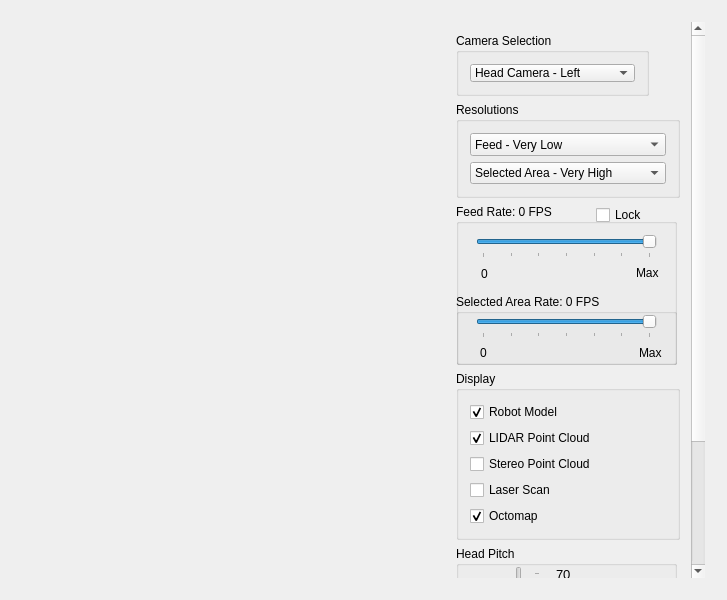
Before: the Qt Designer form vigir_ocs_camera_viewer_custom/src/ui/camera_viewer_custom_widget.ui in team-vigir/vigir_ocs_common, drawn with Qt 5.
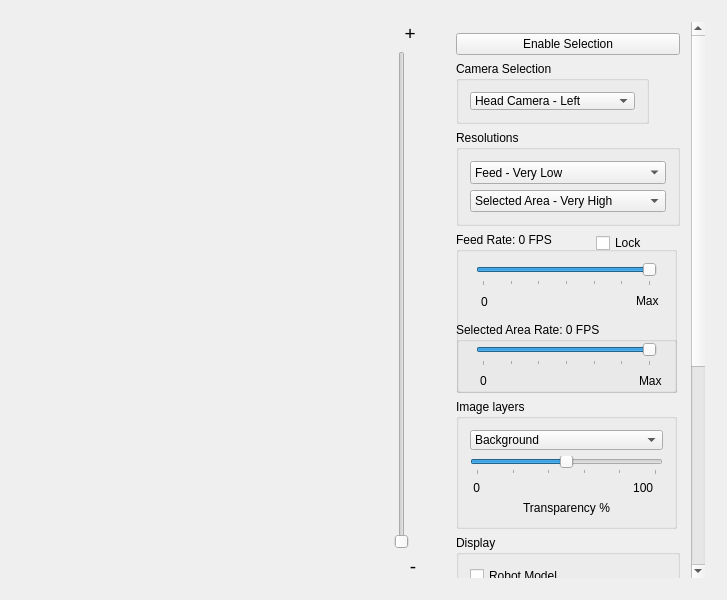
After: the same form once the commit is applied. Custom widgets are drawn as their Qt base class.

Commit message: Camera display shows camera information now and images have position/transparency options

```diff
--- a/vigir_ocs_camera_viewer_custom/src/ui/camera_viewer_custom_widget.ui
+++ b/vigir_ocs_camera_viewer_custom/src/ui/camera_viewer_custom_widget.ui
@@ -48,6 +48,49 @@
      </property>
     </widget>
    </item>
+   <item>
+    <widget class="QWidget" name="widget_7" native="true">
+     <layout class="QVBoxLayout" name="verticalLayout_5">
+      <item>
+       <widget class="QLabel" name="label_9">
+        <property name="font">
+         <font>
+          <pointsize>14</pointsize>
+         </font>
+        </property>
+        <property name="text">
+         <string>  +</string>
+        </property>
+       </widget>
+      </item>
+      <item>
+       <widget class="QSlider" name="verticalSlider">
+        <property name="minimum">
+         <number>1</number>
+        </property>
+        <property name="maximum">
+         <number>1000000000</number>
+        </property>
+        <property name="orientation">
+         <enum>Qt::Vertical</enum>
+        </property>
+       </widget>
+      </item>
+      <item>
+       <widget class="QLabel" name="label_10">
+        <property name="font">
+         <font>
+          <pointsize>14</pointsize>
+         </font>
+        </property>
+        <property name="text">
+         <string>   -</string>
+        </property>
+       </widget>
+      </item>
+     </layout>
+    </widget>
+   </item>
    <item>
     <widget class="QWidget" name="widget_6" native="true">
      <property name="minimumSize">
@@ -99,12 +142,19 @@
          <property name="geometry">
           <rect>
            <x>0</x>
-           <y>0</y>
+           <y>-248</y>
            <width>244</width>
-           <height>726</height>
+           <height>895</height>
           </rect>
          </property>
          <layout class="QVBoxLayout" name="verticalLayout_2">
+          <item>
+           <widget class="QPushButton" name="toggleButton">
+            <property name="text">
+             <string>Enable Selection</string>
+            </property>
+           </widget>
+          </item>
           <item>
            <widget class="QGroupBox" name="Selection_3">
             <property name="sizePolicy">
@@ -606,6 +656,127 @@
             </widget>
            </widget>
           </item>
+          <item>
+           <widget class="QGroupBox" name="groupBox">
+            <property name="sizePolicy">
+             <sizepolicy hsizetype="Maximum" vsizetype="Maximum">
+              <horstretch>221</horstretch>
+              <verstretch>120</verstretch>
+             </sizepolicy>
+            </property>
+            <property name="minimumSize">
+             <size>
+              <width>221</width>
+              <height>130</height>
+             </size>
+            </property>
+            <property name="maximumSize">
+             <size>
+              <width>221</width>
+              <height>130</height>
+             </size>
+            </property>
+            <property name="title">
+             <string>Image layers</string>
+            </property>
+            <layout class="QVBoxLayout" name="verticalLayout">
+             <item>
+              <widget class="QComboBox" name="comboBox">
+               <property name="sizePolicy">
+                <sizepolicy hsizetype="Maximum" vsizetype="Maximum">
+                 <horstretch>0</horstretch>
+                 <verstretch>0</verstretch>
+                </sizepolicy>
+               </property>
+               <property name="maximumSize">
+                <size>
+                 <width>198</width>
+                 <height>27</height>
+                </size>
+               </property>
+               <item>
+                <property name="text">
+                 <string>Background</string>
+                </property>
+               </item>
+               <item>
+                <property name="text">
+                 <string>Overlay</string>
+                </property>
+               </item>
+               <item>
+                <property name="text">
+                 <string>Both</string>
+                </property>
+               </item>
+              </widget>
+             </item>
+             <item>
+              <widget class="QSlider" name="horizontalSlider_4">
+               <property name="enabled">
+                <bool>true</bool>
+               </property>
+               <property name="sizePolicy">
+                <sizepolicy hsizetype="Maximum" vsizetype="Maximum">
+                 <horstretch>0</horstretch>
+                 <verstretch>0</verstretch>
+                </sizepolicy>
+               </property>
+               <property name="maximumSize">
+                <size>
+                 <width>198</width>
+                 <height>27</height>
+                </size>
+               </property>
+               <property name="maximum">
+                <number>100</number>
+               </property>
+               <property name="value">
+                <number>50</number>
+               </property>
+               <property name="orientation">
+                <enum>Qt::Horizontal</enum>
+               </property>
+               <property name="tickPosition">
+                <enum>QSlider::TicksBelow</enum>
+               </property>
+               <property name="tickInterval">
+                <number>20</number>
+               </property>
+              </widget>
+             </item>
+             <item>
+              <widget class="QLabel" name="label_14">
+               <property name="sizePolicy">
+                <sizepolicy hsizetype="Maximum" vsizetype="Maximum">
+                 <horstretch>0</horstretch>
+                 <verstretch>0</verstretch>
+                </sizepolicy>
+               </property>
+               <property name="maximumSize">
+                <size>
+                 <width>191</width>
+                 <height>16</height>
+                </size>
+               </property>
+               <property name="text">
+                <string> 0                                              100</string>
+               </property>
+              </widget>
+             </item>
+             <item>
+              <widget class="QLabel" name="label_11">
+               <property name="text">
+                <string>Transparency %</string>
+               </property>
+               <property name="alignment">
+                <set>Qt::AlignCenter</set>
+               </property>
+              </widget>
+             </item>
+            </layout>
+           </widget>
+          </item>
           <item>
            <widget class="QGroupBox" name="groupBox_3">
             <property name="title">
@@ -618,7 +789,7 @@
                 <string>Robot Model</string>
                </property>
                <property name="checked">
-                <bool>true</bool>
+                <bool>false</bool>
                </property>
               </widget>
              </item>
@@ -628,7 +799,7 @@
                 <string>LIDAR Point Cloud</string>
                </property>
                <property name="checked">
-                <bool>true</bool>
+                <bool>false</bool>
                </property>
               </widget>
              </item>
@@ -658,7 +829,7 @@
                 <string>Octomap</string>
                </property>
                <property name="checked">
-                <bool>true</bool>
+                <bool>false</bool>
                </property>
               </widget>
              </item>
```
Left out of the diff: 156 changed lines with no effect on the pictures. The commit also changes 6 other files.
